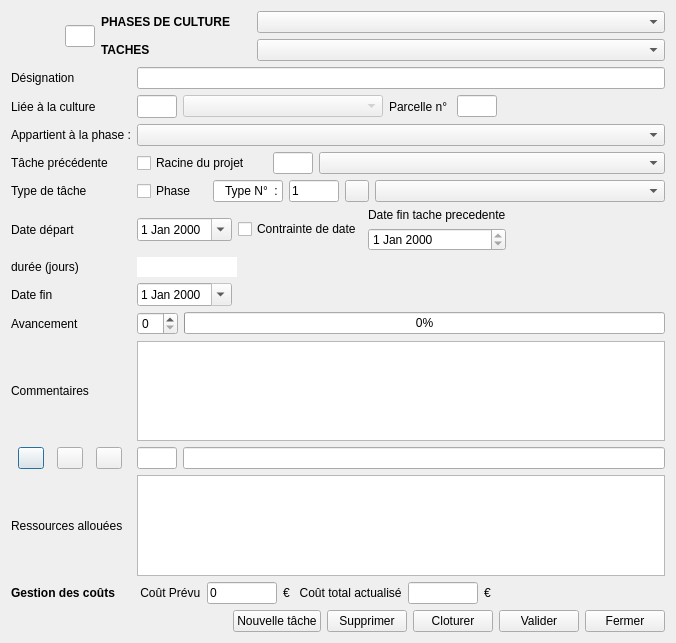
First picture: the form in dialogs/dialog_taches.ui, repository Znephf/libreJardin, before the edit.
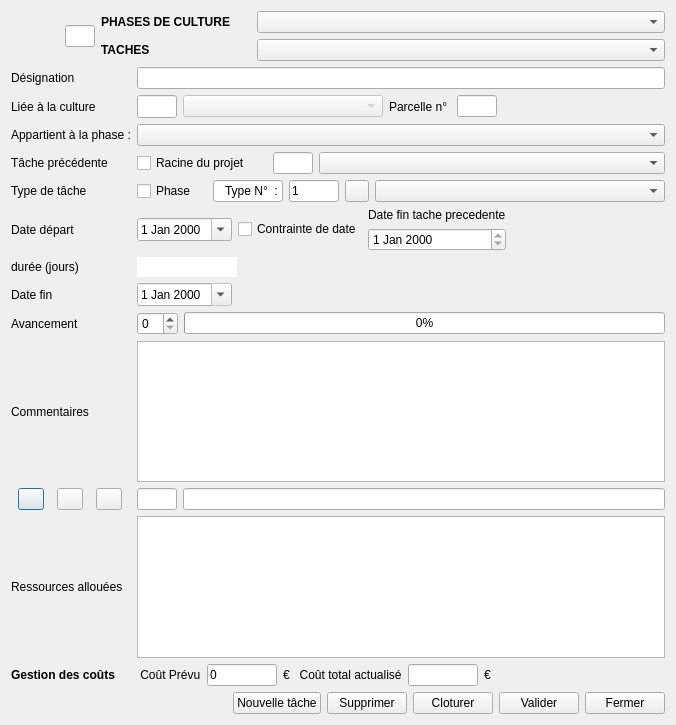
Second picture: the form after the edit. Icons and pictures are not drawn.

Patch:
```diff
--- a/dialogs/dialog_taches.ui
+++ b/dialogs/dialog_taches.ui
@@ -7,7 +7,7 @@
     <x>0</x>
     <y>0</y>
     <width>676</width>
-    <height>643</height>
+    <height>725</height>
    </rect>
   </property>
   <property name="windowTitle">
@@ -604,7 +604,7 @@
            <property name="maximumSize">
             <size>
              <width>48</width>
-             <height>16777215</height>
+             <height>48</height>
             </size>
            </property>
            <property name="text">
```
Left out of the diff: 3 changed lines with no effect on the pictures.
